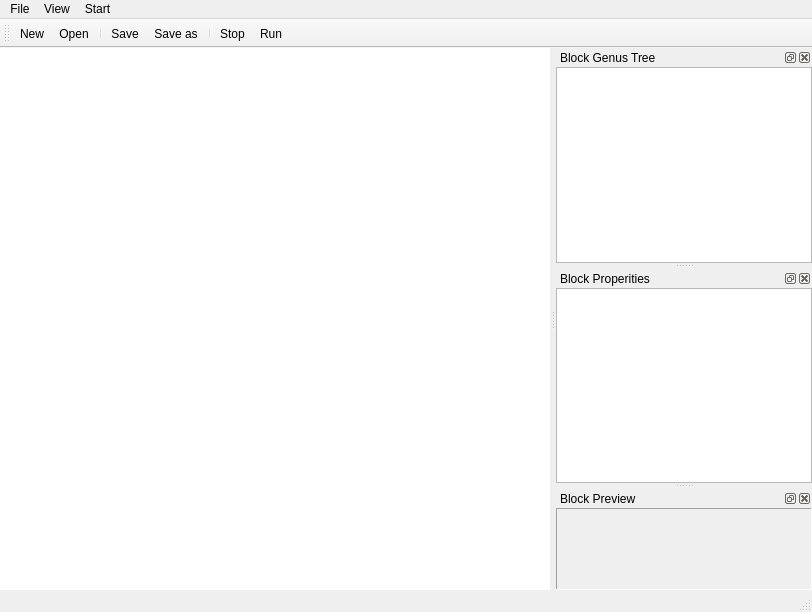
Qt form main.ui (go2net/PythonBlocks) before a commit.
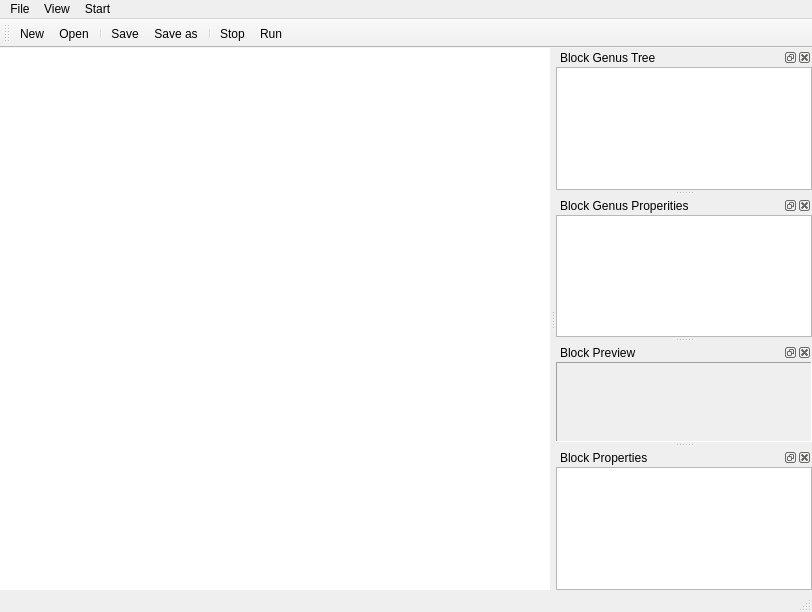
The same form after that commit. Icons and pictures are not drawn. Custom widgets are drawn as their Qt base class.

What changed in the file:
```diff
--- a/main.ui
+++ b/main.ui
@@ -165,7 +165,7 @@
     <set>Qt::AllDockWidgetAreas</set>
    </property>
    <property name="windowTitle">
-    <string>Block Properities</string>
+    <string>Block Genus Properities</string>
    </property>
    <attribute name="dockWidgetArea">
     <number>2</number>
@@ -218,6 +218,27 @@
     </layout>
    </widget>
   </widget>
+  <widget class="QDockWidget" name="dockWidget">
+   <property name="windowTitle">
+    <string>Block Properties</string>
+   </property>
+   <attribute name="dockWidgetArea">
+    <number>2</number>
+   </attribute>
+   <widget class="QWidget" name="dockWidgetContents_4">
+    <layout class="QVBoxLayout" name="verticalLayout_3">
+     <property name="spacing">
+      <number>0</number>
+     </property>
+     <property name="margin">
+      <number>0</number>
+     </property>
+     <item>
+      <widget class="QPropertyEditorWidget" name="tvBlockPropView"/>
+     </item>
+    </layout>
+   </widget>
+  </widget>
   <action name="actionOpen">
    <property name="icon">
     <iconset>
```
